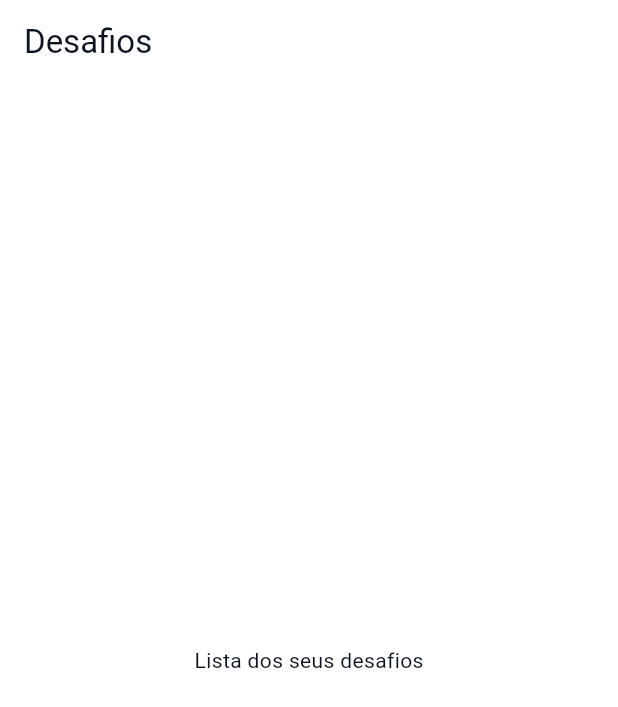
After one commit to ccaio-oliveira/bluequest_app, a Flutter app: the ChallengesPage screen opened by its route, on a phone screen of 412 x 824 dp. The commit adds this screen. Shown: the top 707 px of the screen. Run offline on Flutter 3.47's test engine with Material 3 defaults, Android fonts, the light colour scheme and no system bars; our stand-ins replace dio, equatable, flutter_riverpod, go_router.

Commit message:
feat: add page challenge example

```diff
--- /dev/null
+++ b/lib/features/challenges/presentation/challenges_page.dart
@@ -0,0 +1,14 @@
+import 'package:flutter/cupertino.dart';
+import 'package:flutter/material.dart';
+
+class ChallengesPage extends StatelessWidget {
+  const ChallengesPage({super.key});
+
+  @override
+  Widget build(BuildContext context) {
+    return Scaffold(
+      appBar: AppBar(title: const Text('Desafios')),
+      body: const Center(child: Text('Lista dos seus desafios')),
+    );
+  }
+}
--- a/lib/routes/app_router.dart
+++ b/lib/routes/app_router.dart
@@ -1,9 +1,10 @@
 import 'package:bluequest_app/features/auth/presentation/login_page.dart';
+import 'package:bluequest_app/features/challenges/presentation/challenges_page.dart';
 import 'package:go_router/go_router.dart';
 
 final appRouter = GoRouter(
   routes: [
     GoRoute(path: '/', builder: (c, s) => const LoginPage()),
-    // GoRoute(path: '/challenges', builder: (c, s) => const ChallengesPage()),
+    GoRoute(path: '/challenges', builder: (c, s) => const ChallengesPage()),
   ],
 );
```
